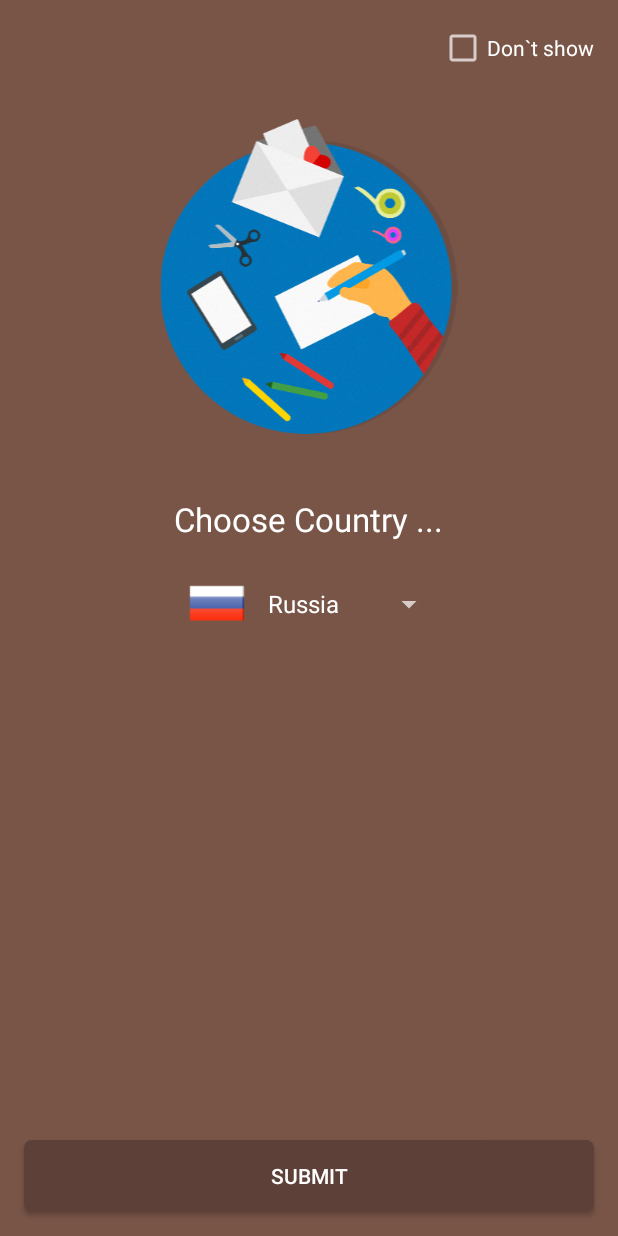
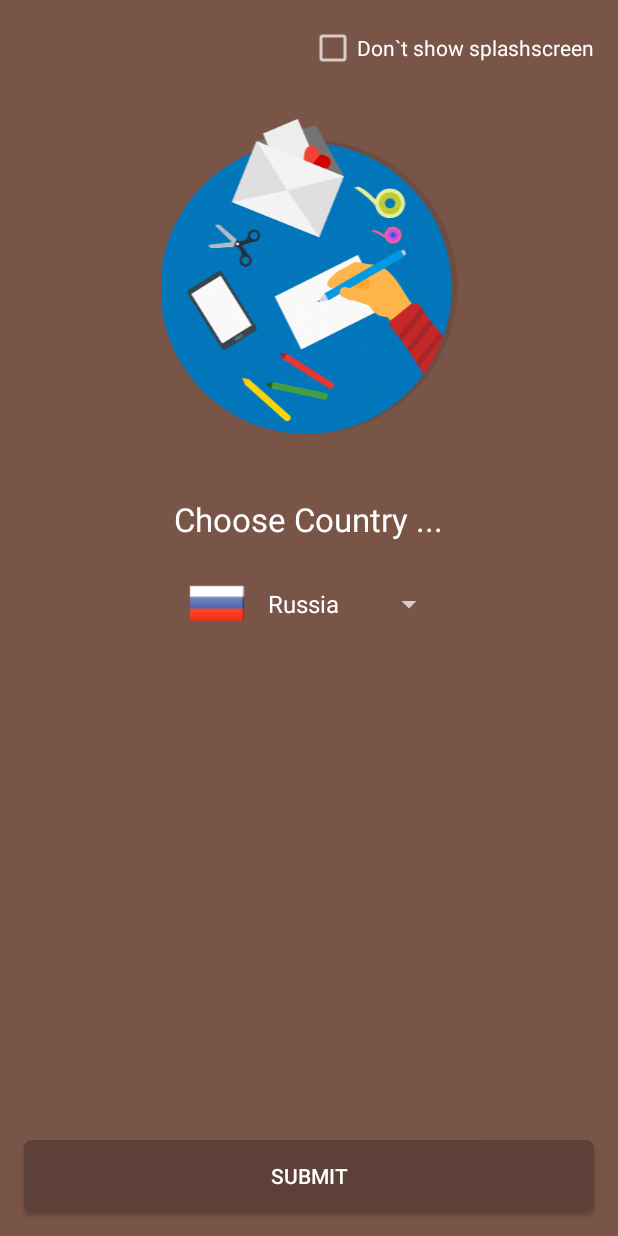
Before and after one commit to solandmedotru/Holidays, an Android app: the screen it shows after launch (Splashscreen), on a phone screen of 412 x 824 dp. Run offline under Robolectric (Android 15) with nearby library versions, the phone set to English and light mode, and no system bars.

Commit message:
added checkbox show splashscreen and menu item

```diff
--- a/app/src/main/res/menu/main_menu.xml
+++ b/app/src/main/res/menu/main_menu.xml
@@ -10,7 +10,7 @@
             android:id="@+id/action_theme_dark"
             app:showAsAction="never"/>
     </group>
-    <item android:title="Don`t show splash"
+    <item android:title="@string/don_t_show"
         android:id="@+id/action_show_splash"
         app:showAsAction="never"
         android:checkable="true" />
--- a/app/src/main/res/values/strings.xml
+++ b/app/src/main/res/values/strings.xml
@@ -13,6 +13,6 @@
     <string name="tab3_name">Events</string>
     <string name="theme_dark">Theme Dark</string>
     <string name="theme_light">Theme Light</string>
-    <string name="don_t_show">Don`t show</string>
+    <string name="don_t_show">Don`t show splashscreen</string>
     <string name="submit">Submit</string>
 </resources>
```
Also changed, not shown: app/src/main/java/ru/solandme/holidays/MainActivity.java (+3 -4 lines), 1 other file.
